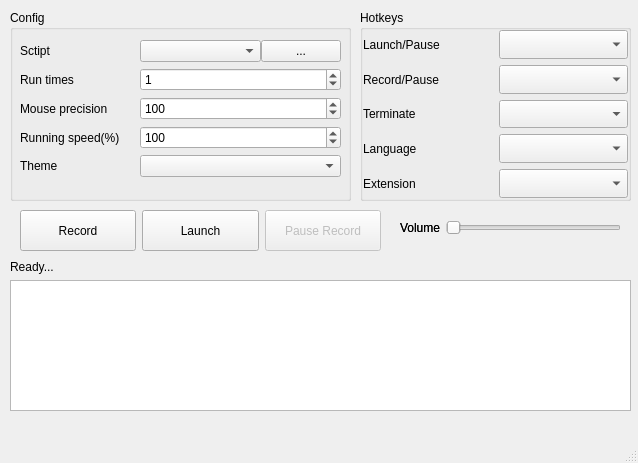
The window that UIView.ui (taojy123/KeymouseGo) describes before a commit, drawn with Qt 5.
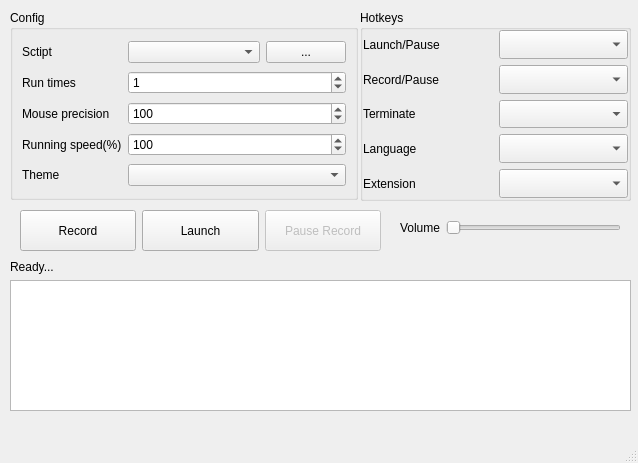
The same window after the commit. Icons and pictures are not drawn.

Commit message: fix: solve conflict after merging

What changed in the file:
```diff
--- a/UIView.ui
+++ b/UIView.ui
@@ -138,29 +138,14 @@
      <rect>
       <x>10</x>
       <y>10</y>
-      <width>341</width>
-      <height>191</height>
+      <width>348</width>
+      <height>190</height>
      </rect>
     </property>
     <property name="title">
      <string>Config</string>
     </property>
-    <widget class="QWidget" name="formLayoutWidget_2">
-     <property name="geometry">
-      <rect>
-       <x>10</x>
-       <y>30</y>
-       <width>321</width>
-       <height>153</height>
-      </rect>
-     </property>
-     <layout class="QFormLayout" name="formLayout_2">
-      <property name="fieldGrowthPolicy">
-       <enum>QFormLayout::AllNonFixedFieldsGrow</enum>
-      </property>
-      <property name="horizontalSpacing">
-       <number>20</number>
-      </property>
+    <layout class="QGridLayout" name="gridLayout_2">
       <item row="0" column="0">
        <widget class="QLabel" name="label_script">
         <property name="text">
@@ -287,8 +272,6 @@
       </item>
      </layout>
     </widget>
-   </widget>
-
    <widget class="QWidget" name="horizontalLayoutWidget">
     <property name="geometry">
      <rect>
@@ -401,32 +384,6 @@
      </item>
     </layout>
    </widget>
-   <widget class="QWidget" name="formLayoutWidget_3">
-    <property name="geometry">
-     <rect>
-      <x>400</x>
-      <y>220</y>
-      <width>221</width>
-      <height>31</height>
-     </rect>
-    </property>
-    <layout class="QFormLayout" name="formLayout_3">
-     <item row="0" column="0">
-      <widget class="QLabel" name="label_volume">
-       <property name="text">
-        <string>Volume</string>
-       </property>
-      </widget>
-     </item>
-     <item row="0" column="1">
-      <widget class="QSlider" name="volumeSlider">
-       <property name="orientation">
-        <enum>Qt::Horizontal</enum>
-       </property>
-      </widget>
-     </item>
-    </layout>
-   </widget>
   </widget>
   <widget class="QMenuBar" name="menubar">
    <property name="geometry">
```
Lines whose indentation alone changed are shown as unchanged. The commit also changes 2 other files.
